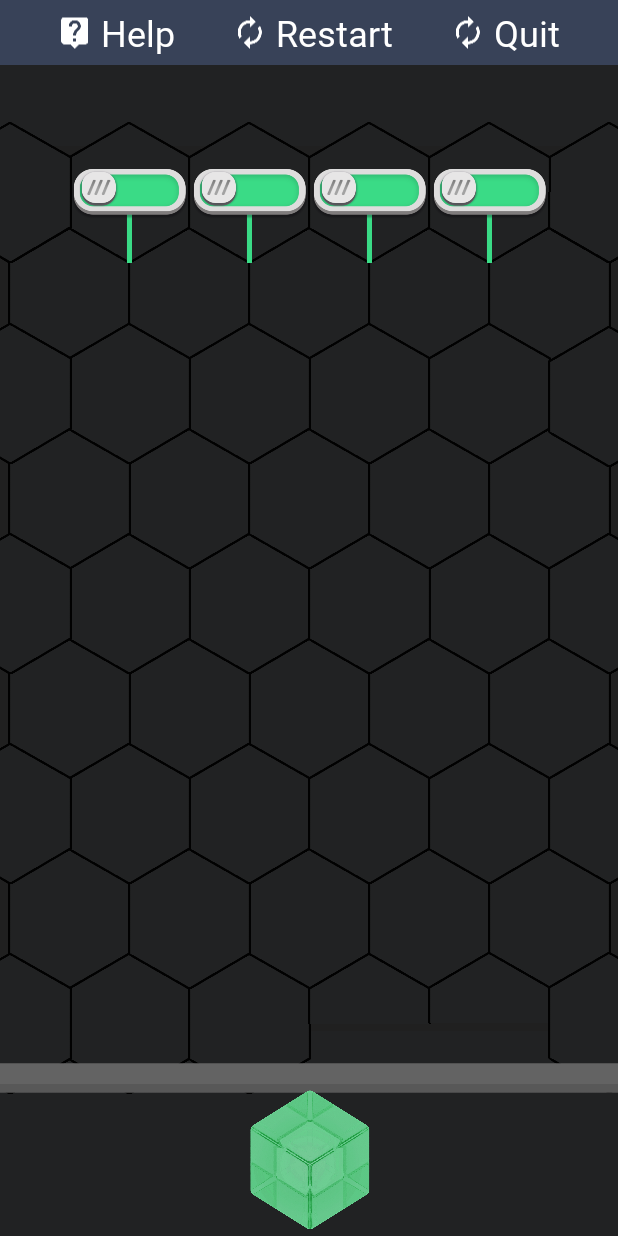
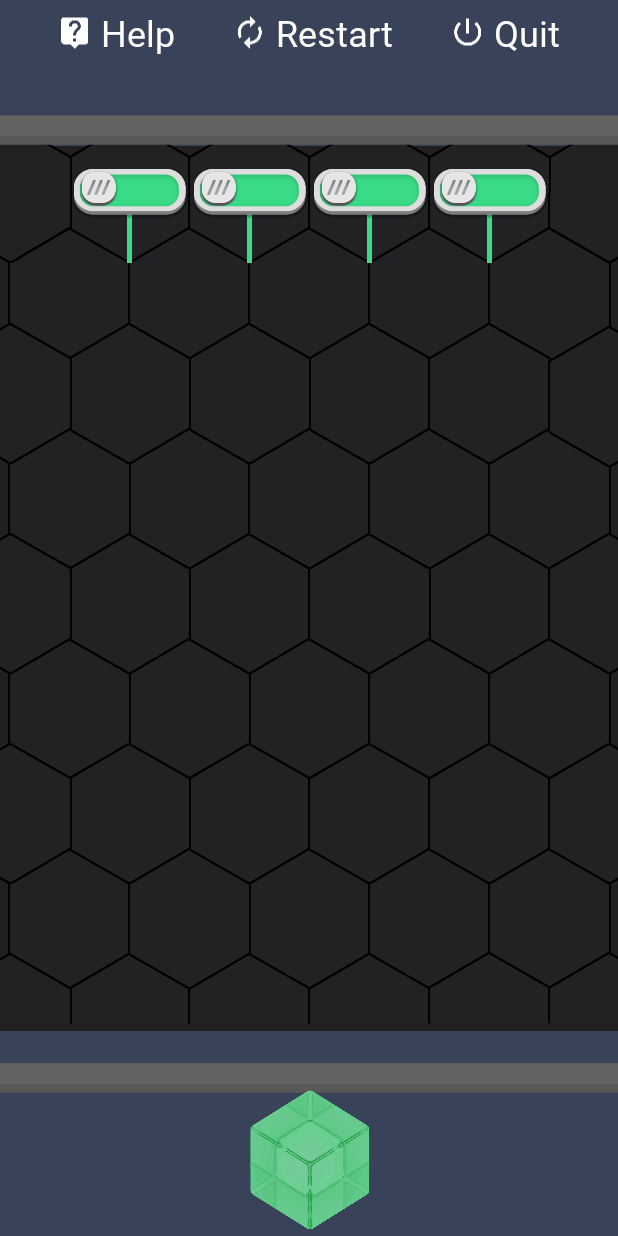
Before and after one commit to knloomis/PocketLogic_CSUCI_Spring2018, an Android app: the layout activity_gameplay.xml on its own in the app's theme, with its tools: preview values and no code run, on a phone screen of 412 x 824 dp. Run offline under Robolectric (Android 15) with nearby library versions, the phone set to English and light mode, and no system bars.

Commit message:
Complete Top Menu Bar and Shifted Grid
Menu bar fully implemented - included onClick interactivity - and grid fully shifted to new position

```diff
--- a/app/src/main/java/com/pocketlogic/pocketlogic/gameplay.java
+++ b/app/src/main/java/com/pocketlogic/pocketlogic/gameplay.java
@@ -19,6 +19,7 @@ import android.content.Intent;
 import android.support.v4.view.GravityCompat;
 import android.view.MenuItem;
 import android.widget.LinearLayout;
+import android.widget.Toast;
 
 import java.util.ArrayList;
 
@@ -175,7 +176,7 @@ public class gameplay extends AppCompatActivity {
 
     public void addListeners() {
         final Context context = this;
-        final ImageView outputButton = (ImageView) findViewById(R.id.output);
+        final ImageView outputButton = (ImageView) findViewById(R.id.light_1);
 
         for(int curr_cell = 0; curr_cell < num_grid_tiles; curr_cell++){
             final int final_curr_cell = curr_cell;
@@ -413,13 +414,13 @@ public class gameplay extends AppCompatActivity {
             case 4:
                 return R.id.C4;
             case 5:
-                return R.id.C5;
+                return R.id.tile_11;
             case 6:
-                return R.id.C6;
+                return R.id.tile_21;
             case 7:
-                return R.id.C7;
+                return R.id.tile_31;
             case 8:
-                return R.id.C8;
+                return R.id.tile_41;
             case 9:
                 return R.id.C9;
             case 10:
@@ -433,11 +434,11 @@ public class gameplay extends AppCompatActivity {
             case 14:
                 return R.id.tile_12;
             case 15:
-                return R.id.C15;
+                return R.id.tile_22;
             case 16:
-                return R.id.C16;
+                return R.id.tile_32;
             case 17:
-                return R.id.C17;
+                return R.id.tile_42;
             case 18:
                 return R.id.C18;
             case 19:
@@ -449,7 +450,7 @@ public class gameplay extends AppCompatActivity {
             case 22:
                 return R.id.C22;
             case 23:
-                return R.id.C15;
+                return R.id.tile_22;
             case 24:
                 return R.id.tile_23;
             case 25:
@@ -480,7 +481,7 @@ public class gameplay extends AppCompatActivity {
     }
 
     public int getOutputID(){
-        return R.id.output;
+        return R.id.light_1;
     }
 
     public int getResourceID(Tile tile){
@@ -564,21 +565,22 @@ public class gameplay extends AppCompatActivity {
         return null;
     }
 
-    public void helpPopup(){
+    public void helpPopup(View tileImgView){
         Intent help = new Intent(gameplay.this, help.class);
         startActivity(help);
         overridePendingTransition(0,0);
-        help.addFlags(Intent.FLAG_ACTIVITY_NO_ANIMATION);
+        //help.addFlags(Intent.FLAG_ACTIVITY_NO_ANIMATION);
+
     }
 
-    public void restartPopup(){
+    public void restartPopup(View tileImgView){
         Intent restart = new Intent(gameplay.this, RestartConfirmPopupActivity.class);
         startActivity(restart);
         overridePendingTransition(0,0);
         restart.addFlags(Intent.FLAG_ACTIVITY_NO_ANIMATION);
     }
 
-    public void quitPopup(){
+    public void quitPopup(View tileImgView){
         Intent quit = new Intent(gameplay.this, QuitConfirmPopupActivity.class);
         startActivity(quit);
         overridePendingTransition(0,0);
--- a/app/src/main/res/layout/activity_gameplay.xml
+++ b/app/src/main/res/layout/activity_gameplay.xml
@@ -33,7 +33,7 @@
     <android.support.constraint.ConstraintLayout
     android:layout_width="match_parent"
     android:layout_height="match_parent"
-    android:background="#212223">
+    android:background="@color/colorPrimary">
 
         <ImageView
             android:id="@+id/underlayer"
@@ -111,8 +111,8 @@
             android:layout_marginBottom="40dp"
             android:cropToPadding="false"
             android:scaleType="fitXY"
-            app:layout_constraintBottom_toTopOf="@+id/C5"
-            app:layout_constraintStart_toStartOf="@+id/C5"
+            app:layout_constraintBottom_toTopOf="@+id/tile_11"
+            app:layout_constraintStart_toStartOf="@+id/tile_11"
             app:srcCompat="@drawable/switch_0" />
 
         <ImageView
@@ -157,30 +157,30 @@
 
         <ImageView
             android:id="@+id/D14"
-            android:onClick="tileClick"
-            android:tag="tile_14"
             android:layout_width="82dp"
-            android:layout_height="94dp"
-            android:layout_marginStart="40dp" android:layout_marginLeft="40dp"
+            android:layout_height="47dp"
+            android:layout_marginLeft="40dp"
+            android:layout_marginStart="40dp"
             android:layout_marginTop="70dp"
             android:cropToPadding="false"
             android:scaleType="fitXY"
             app:layout_constraintStart_toStartOf="@+id/C27"
             app:layout_constraintTop_toTopOf="@+id/C28"
-            app:srcCompat="@drawable/hexagon" />
+            app:srcCompat="@drawable/hexagon_top" />
 
         <ImageView
             android:id="@+id/D15"
             android:layout_width="82dp"
-            android:layout_height="94dp"
-            android:layout_marginStart="80dp" android:layout_marginLeft="80dp"
+            android:layout_height="47dp"
+            android:layout_marginLeft="80dp"
+            android:layout_marginStart="80dp"
             android:layout_marginTop="70dp"
             android:cropToPadding="false"
 
             android:scaleType="fitXY"
             app:layout_constraintStart_toStartOf="@+id/D14"
             app:layout_constraintTop_toTopOf="@+id/C27"
-            app:srcCompat="@drawable/hexagon" />
+            app:srcCompat="@drawable/hexagon_top" />
 
         <ImageView
             android:id="@+id/C28"
@@ -297,7 +297,7 @@
             app:srcCompat="@drawable/hexagon" />
 
         <ImageView
-            android:id="@+id/C15"
+            android:id="@+id/tile_22"
             android:onClick="tileClick"
             android:tag="tile_22"
             android:layout_width="82dp"
@@ -311,7 +311,7 @@
             app:srcCompat="@drawable/hexagon" />
 
         <ImageView
-            android:id="@+id/C14"
+            android:id="@+id/tile_12"
             android:layout_width="82dp"
             android:layout_height="94dp"
             android:layout_marginBottom="70dp"
@@ -322,11 +322,11 @@
             android:scaleType="fitXY"
             android:tag="tile_12"
             app:layout_constraintBottom_toBottomOf="@+id/C20"
-            app:layout_constraintEnd_toEndOf="@+id/C15"
+            app:layout_constraintEnd_toEndOf="@+id/tile_22"
             app:srcCompat="@drawable/hexagon" />
 
         <ImageView
-            android:id="@+id/C17"
+            android:id="@+id/tile_42"
             android:onClick="tileClick"
             android:tag="tile_42"
             android:layout_width="82dp"
@@ -336,11 +336,11 @@
             android:cropToPadding="false"
             android:scaleType="fitXY"
             app:layout_constraintBottom_toBottomOf="@+id/C20"
-            app:layout_constraintStart_toStartOf="@+id/C16"
+            app:layout_constraintStart_toStartOf="@+id/tile_32"
             app:srcCompat="@drawable/hexagon" />
 
         <ImageView
-            android:id="@+id/C16"
+            android:id="@+id/tile_32"
             android:onClick="tileClick"
             android:tag="tile_32"
             android:layout_width="82dp"
@@ -445,8 +445,8 @@
             android:layout_marginRight="38dp"
             android:cropToPadding="false"
             android:scaleType="fitXY"
-            app:layout_constraintBottom_toBottomOf="@+id/C15"
-            app:layout_constraintEnd_toStartOf="@+id/C16"
+            app:layout_constraintBottom_toBottomOf="@+id/tile_22"
+            app:layout_constraintEnd_toStartOf="@+id/tile_32"
             app:srcCompat="@drawable/hexagon" />
 
         <ImageView
@@ -457,7 +457,7 @@
             android:layout_marginEnd="80dp" android:layout_marginRight="80dp"
             android:cropToPadding="false"
             android:scaleType="fitXY"
-            app:layout_constraintBottom_toBottomOf="@+id/C15"
+            app:layout_constraintBottom_toBottomOf="@+id/tile_22"
             app:layout_constraintEnd_toEndOf="@+id/C10"
             app:srcCompat="@drawable/hexagon" />
 
@@ -469,7 +469,7 @@
             android:layout_marginStart="80dp" android:layout_marginLeft="80dp"
             android:cropToPadding="false"
             android:scaleType="fitXY"
-            app:layout_constraintBottom_toBottomOf="@+id/C15"
+            app:layout_constraintBottom_toBottomOf="@+id/tile_22"
             app:layout_constraintStart_toStartOf="@+id/C10"
             app:srcCompat="@drawable/hexagon" />
 
@@ -481,7 +481,7 @@
             android:layout_marginStart="80dp" android:layout_marginLeft="80dp"
             android:cropToPadding="false"
             android:scaleType="fitXY"
-            app:layout_constraintBottom_toBottomOf="@+id/C15"
+            app:layout_constraintBottom_toBottomOf="@+id/tile_22"
             app:layout_constraintStart_toStartOf="@+id/C11"
             app:srcCompat="@drawable/hexagon" />
 
@@ -493,12 +493,12 @@
             android:layout_marginStart="80dp" android:layout_marginLeft="80dp"
             android:cropToPadding="false"
             android:scaleType="fitXY"
-            app:layout_constraintBottom_toBottomOf="@+id/C15"
+            app:layout_constraintBottom_toBottomOf="@+id/tile_22"
             app:layout_constraintStart_toStartOf="@+id/C12"
             app:srcCompat="@drawable/hexagon" />
 
         <ImageView
-            android:id="@+id/C7"
+            android:id="@+id/tile_31"
             android:onClick="tileClick"
             android:tag="tile_31"
             android:layout_width="82dp"
@@ -512,7 +512,7 @@
             app:srcCompat="@drawable/hexagon" />
 
         <ImageView
-            android:id="@+id/C8"
+            android:id="@+id/tile_41"
             android:onClick="tileClick"
             android:tag="tile_41"
             android:layout_width="82dp"
@@ -522,11 +522,11 @@
             android:cropToPadding="false"
             android:scaleType="fitXY"
             app:layout_constraintBottom_toBottomOf="@+id/C11"
-            app:layout_constraintStart_toStartOf="@+id/C7"
+            app:layout_constraintStart_toStartOf="@+id/tile_31"
             app:srcCompat="@drawable/hexagon" />
 
         <ImageView
-            android:id="@+id/C6"
+            android:id="@+id/tile_21"
             android:onClick="tileClick"
             android:tag="tile_21"
             android:layout_width="82dp"
@@ -536,11 +536,11 @@
             android:cropToPadding="false"
             android:scaleType="fitXY"
             app:layout_constraintBottom_toBottomOf="@+id/C11"
-            app:layout_constraintEnd_toEndOf="@+id/C7"
+            app:layout_constraintEnd_toEndOf="@+id/tile_31"
             app:srcCompat="@drawable/hexagon" />
 
         <ImageView
-            android:id="@+id/C5"
+            android:id="@+id/tile_11"
             android:onClick="tileClick"
             android:tag="tile_11"
             android:layout_width="82dp"
@@ -550,7 +550,7 @@
             android:cropToPadding="false"
             android:scaleType="fitXY"
             app:layout_constraintBottom_toBottomOf="@+id/C11"
-            app:layout_constraintEnd_toEndOf="@+id/C6"
+            app:layout_constraintEnd_toEndOf="@+id/tile_21"
             app:srcCompat="@drawable/hexagon" />
 
         <ImageView
@@ -562,7 +562,7 @@
             android:cropToPadding="false"
             android:scaleType="fitXY"
             app:layout_constraintBottom_toBottomOf="@+id/C11"
-            app:layout_constraintEnd_toEndOf="@+id/C5"
+            app:layout_constraintEnd_toEndOf="@+id/tile_11"
             app:srcCompat="@drawable/hexagon" />
 
         <ImageView
@@ -575,7 +575,7 @@
             android:cropToPadding="false"
             android:scaleType="fitXY"
             app:layout_constraintBottom_toBottomOf="@+id/C11"
-            app:layout_constraintEnd_toEndOf="@+id/C5"
+            app:layout_constraintEnd_toEndOf="@+id/tile_11"
             app:srcCompat="@drawable/hexagon" />
 
         <ImageView
@@ -588,7 +588,7 @@
             android:cropToPadding="false"
             android:scaleType="fitXY"
             app:layout_constraintBottom_toBottomOf="@+id/C11"
-            app:layout_constraintStart_toStartOf="@+id/C8"
+            app:layout_constraintStart_toStartOf="@+id/tile_41"
             app:srcCompat="@drawable/hexagon" />
 
         <ImageView
@@ -601,7 +601,7 @@
             android:cropToPadding="false"
             android:scaleType="fitXY"
             app:layout_constraintBottom_toBottomOf="@+id/C22"
-            app:layout_constraintStart_toStartOf="@+id/C17"
+            app:layout_constraintStart_toStartOf="@+id/tile_42"
             app:srcCompat="@drawable/hexagon" />
 
         <ImageView
@@ -614,7 +614,7 @@
             android:cropToPadding="false"
             android:scaleType="fitXY"
             app:layout_constraintBottom_toBottomOf="@+id/C22"
-            app:layout_constraintStart_toStartOf="@+id/C17"
+            app:layout_constraintStart_toStartOf="@+id/tile_42"
             app:srcCompat="@drawable/hexagon" />
 
         <ImageView
@@ -632,13 +632,14 @@
         <ImageView
             android:id="@+id/D13"
             android:layout_width="82dp"
-            android:layout_height="94dp"
-            android:layout_marginStart="80dp" android:layout_marginLeft="80dp"
+            android:layout_height="47dp"
+            android:layout_marginLeft="80dp"
+            android:layout_marginStart="80dp"
             android:cropToPadding="false"
             android:scaleType="fitXY"
             app:layout_constraintStart_toStartOf="@+id/D17"
             app:layout_constraintTop_toTopOf="@+id/D17"
-            app:srcCompat="@drawable/hexagon" />
+            app:srcCompat="@drawable/hexagon_top" />
 
         <ImageView
             android:id="@+id/D8"
@@ -649,7 +650,7 @@
             android:cropToPadding="false"
             android:scaleType="fitXY"
             app:layout_constraintBottom_toBottomOf="@+id/C19"
-            app:layout_constraintEnd_toEndOf="@+id/C5"
+            app:layout_constraintEnd_toEndOf="@+id/tile_11"
             app:srcCompat="@drawable/hexagon" />
 
         <ImageView
@@ -661,20 +662,20 @@
             android:cropToPadding="false"
             android:scaleType="fitXY"
             app:layout_constraintBottom_toBottomOf="@+id/C28"
-            app:layout_constraintEnd_toEndOf="@+id/C5"
+            app:layout_constraintEnd_toEndOf="@+id/tile_11"
             app:srcCompat="@drawable/hexagon" />
 
         <ImageView
             android:id="@+id/D12"
             android:layout_width="82dp"
-            android:layout_height="94dp"
-            android:layout_marginBottom="70dp"
-            android:layout_marginEnd="80dp" android:layout_marginRight="80dp"
+            android:layout_height="47dp"
+            android:layout_marginEnd="80dp"
+            android:layout_marginRight="80dp"
             android:cropToPadding="false"
             android:scaleType="fitXY"
+            app:layout_constraintEnd_toEndOf="@+id/D14"
             app:layout_constraintTop_toTopOf="@+id/D14"
-            app:layout_constraintEnd_toEndOf="@+id/D14"
-            app:srcCompat="@drawable/hexagon" />
+            app:srcCompat="@drawable/hexagon_top" />
 
         <ImageView
             android:id="@+id/D0"
@@ -744,59 +745,6 @@
             app:layout_constraintStart_toStartOf="@+id/switch_4"
             app:srcCompat="@drawable/hexagon_bottom" />
 
-     <!--   <ImageView
-            android:id="@+id/input1"
-            android:layout_width="82dp"
-            android:layout_height="94dp"
-            android:layout_marginEnd="8dp"
-            android:layout_marginStart="8dp"
-            android:layout_marginTop="8dp"
-            android:scaleType="fitXY"
-            app:layout_constraintEnd_toStartOf="@+id/D2"
-            app:layout_constraintStart_toEndOf="@+id/D0"
-            app:layout_constraintTop_toTopOf="parent"
-            app:srcCompat="@drawable/switch_off" />
-
-        <ImageView
-            android:id="@+id/input2"
-            android:layout_width="60dp"
-            android:layout_height="40dp"
-            android:layout_marginEnd="8dp"
-            android:layout_marginStart="8dp"
-            android:layout_marginTop="8dp"
-            android:scaleType="fitXY"
-            app:layout_constraintEnd_toStartOf="@+id/D3"
-            app:layout_constraintStart_toEndOf="@+id/D1"
-            app:layout_constraintTop_toTopOf="parent"
-            app:srcCompat="@drawable/switch_off" />
-
-        <ImageView
-            android:id="@+id/inputC"
-            android:layout_width="60dp"
-            android:layout_height="40dp"
-            android:layout_marginEnd="8dp"
-            android:layout_marginStart="8dp"
-            android:layout_marginTop="8dp"
-            android:scaleType="fitXY"
-            app:layout_constraintEnd_toStartOf="@+id/D4"
-            app:layout_constraintStart_toEndOf="@+id/D2"
-            app:layout_constraintTop_toTopOf="parent"
-            app:srcCompat="@drawable/switch_off" />
-
-        <ImageView
-            android:id="@+id/inputD"
-            android:layout_width="60dp"
-            android:layout_height="40dp"
-            android:layout_marginEnd="8dp"
-            android:layout_marginStart="8dp"
-            android:layout_marginTop="8dp"
-            android:scaleType="fitXY"
-            app:layout_constraintEnd_toStartOf="@+id/D5"
-            app:layout_constraintStart_toEndOf="@+id/D3"
-            app:layout_constraintTop_toTopOf="parent"
-            app:srcCompat="@drawable/switch_off" />
-            -->
-
         <ImageView
             android:id="@+id/bottomSeparator"
             android:layout_width="wrap_content"
@@ -814,6 +762,20 @@
             app:srcCompat="@drawable/separator" />
 
         <ImageView
+            android:id="@+id/topSeparator"
+            android:layout_width="wrap_content"
+            android:layout_height="134dp"
+            android:layout_marginBottom="21dp"
+            android:layout_marginLeft="8dp"
+            android:layout_marginStart="8dp"
+            android:layout_marginTop="8dp"
+            app:layout_constraintEnd_toEndOf="parent"
+            app:layout_constraintHorizontal_bias="1.0"
+            app:layout_constraintStart_toStartOf="parent"
+            app:layout_constraintBottom_toBottomOf="@+id/switch_1"
+            app:srcCompat="@drawable/separator" />
+
+        <ImageView
             android:id="@+id/light_1"
             android:layout_width="96dp"
             android:layout_height="112dp"
@@ -825,21 +787,9 @@
             app:layout_constraintTop_toTopOf="@+id/bottomSeparator"
             app:srcCompat="@drawable/lightbulb_0_unlit" />
 
-        <!--
-            <ImageView
-                android:id="@+id/border"
-                android:layout_width="370dp"
-                android:layout_height="580dp"
-                android:layout_marginBottom="70dp"
-                android:layout_marginStart="8dp"
-                android:scaleType="fitXY"
-                app:layout_constraintBottom_toBottomOf="parent"
-                app:layout_constraintEnd_toEndOf="parent"
-                app:layout_constraintStart_toStartOf="parent"
-                app:layout_constraintTop_toTopOf="parent"
-                app:srcCompat="@drawable/border" />
-        -->
-<!--
+        <include layout="@layout/top_menu"
+            android:id="@+id/top_menu_ingame"/>
+
         <LinearLayout
             android:id="@+id/lines_layout"
             android:layout_width="match_parent"
@@ -849,8 +799,8 @@
             app:layout_constraintLeft_toLeftOf="parent"
             app:layout_constraintRight_toRightOf="parent"
             app:layout_constraintTop_toTopOf="parent" />
--->
-        <include layout="@layout/top_menu" />
+
+
 
     </android.support.constraint.ConstraintLayout>
 </android.support.v4.widget.DrawerLayout>
--- a/app/src/main/res/layout/top_menu.xml
+++ b/app/src/main/res/layout/top_menu.xml
@@ -9,8 +9,6 @@
     <LinearLayout
         android:id="@+id/item_container"
         android:layout_width="match_parent"
-        android:layout_constraintStartToStartOf="parent"
-        android:layout_constraintEndToEndOf="parent"
         android:layout_height="43sp"
         android:background="@color/colorPrimary"
         android:orientation="horizontal"
@@ -22,12 +20,15 @@
             android:layout_width="wrap_content"
             android:layout_height="match_parent"
             android:layout_weight="1"
-            android:gravity="center">
+            android:gravity="center"
+            android:onClick="helpPopup">
 
             <ImageView
+                android:id="@+id/help_icon"
                 android:layout_width="wrap_content"
                 android:layout_height="match_parent"
-                android:src="@mipmap/ic_live_help_white_24dp" />
+                android:src="@mipmap/ic_live_help_white_24dp"
+                />
 
             <TextView
                 android:id="@+id/help_option"
@@ -47,7 +48,8 @@
             android:id="@+id/second_option"
             android:layout_width="wrap_content"
             android:layout_height="match_parent"
-            android:gravity="center">
+            android:gravity="center"
+            android:onClick="restartPopup">
 
             <ImageView
                 android:layout_width="wrap_content"
@@ -73,12 +75,13 @@
             android:layout_width="wrap_content"
             android:layout_height="match_parent"
             android:layout_weight="1"
-            android:gravity="center">
+            android:gravity="center"
+            android:onClick="quitPopup">
 
             <ImageView
                 android:layout_width="wrap_content"
                 android:layout_height="match_parent"
-                android:src="@mipmap/ic_autorenew_white_24dp" />
+                android:src="@mipmap/ic_power_settings_new_white_24dp" />
 
             <TextView
                 android:id="@+id/quit_option"
```
